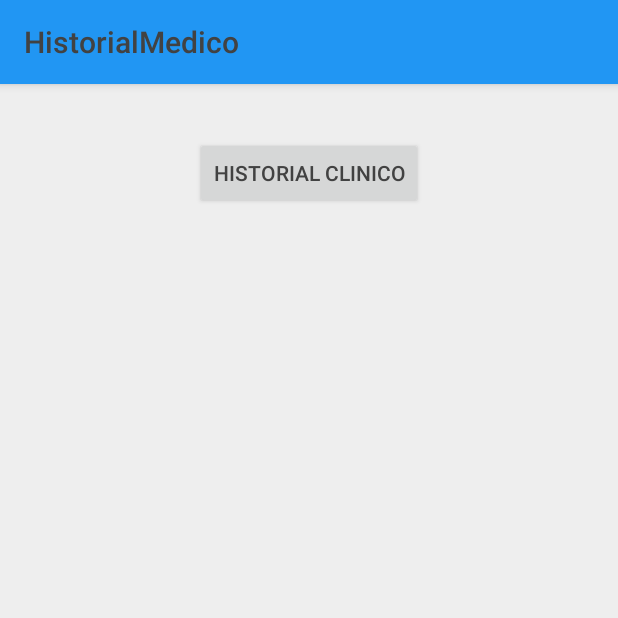
After one commit to anrosant/HistorialMedico, an Android app: the EmpleadoInformacionActivity screen opened directly, with no data from a screen before it, on a phone screen of 412 x 824 dp, the top half of it. The commit adds this screen. Run offline under Robolectric (Android 15) with nearby library versions, the phone set to English and light mode, and no system bars.

Commit message:
[SPRINT 2] Visualizar el historial de Consultas médicas de un empleado #85

```diff
--- /dev/null
+++ b/app/src/main/java/com/example/cltcontrol/historialmedico/activities/EmpleadoInformacionActivity.java
@@ -0,0 +1,33 @@
+package com.example.cltcontrol.historialmedico.activities;
+
+import android.content.Intent;
+import android.support.v7.app.AppCompatActivity;
+import android.os.Bundle;
+import android.view.View;
+import android.widget.TextView;
+
+import com.example.cltcontrol.historialmedico.R;
+
+public class EmpleadoInformacionActivity extends AppCompatActivity {
+    TextView tvId;
+    String idEmpleado;
+    @Override
+    protected void onCreate(Bundle savedInstanceState) {
+        super.onCreate(savedInstanceState);
+        setContentView(R.layout.activity_empleado_informacion);
+        tvId = findViewById(R.id.tvIdEmp);
+
+        Intent i = getIntent();
+        idEmpleado = i.getStringExtra("ID");
+
+        tvId.setText(idEmpleado);
+
+    }
+
+    public void verHistorialConsultaMedia(View v ){
+        Intent inHistorialConsultaMedica = new Intent(getApplicationContext(), HistorialConsultaMedica.class);
+        inHistorialConsultaMedica.putExtra("ID_EMPLEADO",idEmpleado);
+        startActivity(inHistorialConsultaMedica);
+
+    }
+}
--- /dev/null
+++ b/app/src/main/res/layout/activity_empleado_informacion.xml
@@ -0,0 +1,33 @@
+<?xml version="1.0" encoding="utf-8"?>
+<android.support.constraint.ConstraintLayout xmlns:android="http://schemas.android.com/apk/res/android"
+    xmlns:app="http://schemas.android.com/apk/res-auto"
+    xmlns:tools="http://schemas.android.com/tools"
+    android:layout_width="match_parent"
+    android:layout_height="match_parent"
+    tools:context=".activities.EmpleadoInformacionActivity">
+
+    <TextView
+        android:id="@+id/tvIdEmp"
+        android:layout_width="wrap_content"
+        android:layout_height="wrap_content"
+        android:layout_marginEnd="8dp"
+        android:layout_marginStart="8dp"
+        android:layout_marginTop="8dp"
+        android:text="TextView"
+        app:layout_constraintEnd_toEndOf="parent"
+        app:layout_constraintStart_toStartOf="parent"
+        app:layout_constraintTop_toTopOf="parent" />
+
+    <Button
+        android:id="@+id/btnHistorialClinico"
+        android:layout_width="wrap_content"
+        android:layout_height="wrap_content"
+        android:layout_marginEnd="8dp"
+        android:layout_marginStart="8dp"
+        android:layout_marginTop="8dp"
+        android:onClick="verHistorialConsultaMedia"
+        android:text="Historial clinico"
+        app:layout_constraintEnd_toEndOf="parent"
+        app:layout_constraintStart_toStartOf="parent"
+        app:layout_constraintTop_toBottomOf="@+id/tvIdEmp" />
+</android.support.constraint.ConstraintLayout>
--- a/app/src/main/res/layout/activity_main.xml
+++ b/app/src/main/res/layout/activity_main.xml
@@ -84,5 +84,4 @@
                     android:background="@color/colorPrimary"/>
         </LinearLayout>
 
-
 </LinearLayout>
```
Also changed, not shown: app/src/main/AndroidManifest.xml (+16 -10 lines), app/src/main/java/com/example/cltcontrol/historialmedico/Adapter/AdapterItemsConsultaMedica.java (added, +57 -0 lines), app/src/main/java/com/example/cltcontrol/historialmedico/Adapter/RecyclerItemClickListener.java (added, +52 -0 lines), app/src/main/java/com/example/cltcontrol/historialmedico/activities/BuscarEmpleadoActivity.java (+25 -0 lines), app/src/main/java/com/example/cltcontrol/historialmedico/activities/HistorialConsultaMedica.java (added, +35 -0 lines), app/src/main/java/com/example/cltcontrol/historialmedico/activities/MainActivity.java (+35 -6 lines), app/src/main/java/com/example/cltcontrol/historialmedico/models/ConsultaMedica.java (added, +62 -0 lines), app/src/main/java/com/example/cltcontrol/historialmedico/models/Diagnostico.java (added, +32 -0 lines), app/src/main/java/com/example/cltcontrol/historialmedico/models/DiagnosticoEnfermedad.java (added, +32 -0 lines), app/src/main/java/com/example/cltcontrol/historialmedico/models/Enfermedad.java (added, +35 -0 lines), app/src/main/res/layout/activity_historial_consulta_medica.xml (added, +14 -0 lines).
